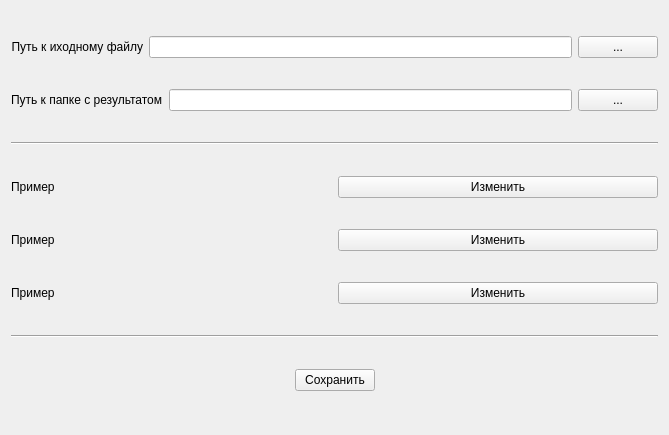
This is source/ui/windows/options.ui in pavel-cpp/tip as Qt 5 draws it before an edit. The edited form follows.
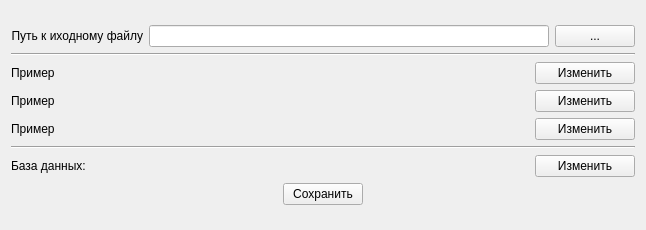
This is the edited form. Icons and pictures are not drawn.

Patch:
```diff
--- a/source/ui/windows/options.ui
+++ b/source/ui/windows/options.ui
@@ -6,8 +6,8 @@
    <rect>
     <x>0</x>
     <y>0</y>
-    <width>669</width>
-    <height>435</height>
+    <width>642</width>
+    <height>230</height>
    </rect>
   </property>
   <property name="windowTitle">
@@ -17,7 +17,35 @@
    <iconset>
     <normaloff>:/YandexDisk/Work/Заказы/(7)/Beta 1.3/icon.png</normaloff>:/YandexDisk/Work/Заказы/(7)/Beta 1.3/icon.png</iconset>
   </property>
+  <layout class="QHBoxLayout" name="horizontalLayout_6">
+   <item>
+    <spacer name="horizontalSpacer_4">
+     <property name="orientation">
+      <enum>Qt::Horizontal</enum>
+     </property>
+     <property name="sizeHint" stdset="0">
+      <size>
+       <width>62</width>
+       <height>20</height>
+      </size>
+     </property>
+    </spacer>
+   </item>
+   <item>
   <layout class="QVBoxLayout" name="verticalLayout">
+     <item>
+      <spacer name="verticalSpacer_2">
+       <property name="orientation">
+        <enum>Qt::Vertical</enum>
+       </property>
+       <property name="sizeHint" stdset="0">
+        <size>
+         <width>20</width>
+         <height>40</height>
+        </size>
+       </property>
+      </spacer>
+     </item>
    <item>
     <layout class="QHBoxLayout" name="horizontalLayout_5">
      <item>
@@ -28,7 +56,14 @@
       </widget>
      </item>
      <item>
-      <widget class="QLineEdit" name="path_from_edit"/>
+        <widget class="QLineEdit" name="path_from_edit">
+         <property name="minimumSize">
+          <size>
+           <width>400</width>
+           <height>0</height>
+          </size>
+         </property>
+        </widget>
      </item>
      <item>
       <widget class="QPushButton" name="path_from_button">
@@ -39,27 +74,6 @@
      </item>
     </layout>
    </item>
-   <item>
-    <layout class="QHBoxLayout" name="horizontalLayout_6">
-     <item>
-      <widget class="QLabel" name="path_to_text">
-       <property name="text">
-        <string>&lt;html&gt;&lt;head/&gt;&lt;body&gt;&lt;p&gt;Путь к папке с результатом&lt;/p&gt;&lt;/body&gt;&lt;/html&gt;</string>
-       </property>
-      </widget>
-     </item>
-     <item>
-      <widget class="QLineEdit" name="path_to_edit"/>
-     </item>
-     <item>
-      <widget class="QPushButton" name="path_to_button">
-       <property name="text">
-        <string>...</string>
-       </property>
-      </widget>
-     </item>
-    </layout>
-   </item>
    <item>
     <widget class="Line" name="line_3">
      <property name="orientation">
@@ -78,6 +92,12 @@
      </item>
      <item>
       <widget class="QPushButton" name="change_button_ex_1">
+         <property name="maximumSize">
+          <size>
+           <width>100</width>
+           <height>16777215</height>
+          </size>
+         </property>
        <property name="text">
         <string>Изменить</string>
        </property>
@@ -96,6 +116,12 @@
      </item>
      <item>
       <widget class="QPushButton" name="change_button_ex_2">
+         <property name="maximumSize">
+          <size>
+           <width>100</width>
+           <height>16777215</height>
+          </size>
+         </property>
        <property name="text">
         <string>Изменить</string>
        </property>
@@ -114,6 +140,12 @@
      </item>
      <item>
       <widget class="QPushButton" name="change_button_ex_3">
+         <property name="maximumSize">
+          <size>
+           <width>100</width>
+           <height>16777215</height>
+          </size>
+         </property>
        <property name="text">
         <string>Изменить</string>
        </property>
@@ -128,6 +160,30 @@
      </property>
     </widget>
    </item>
+     <item>
+      <layout class="QHBoxLayout" name="horizontalLayout_4">
+       <item>
+        <widget class="QLabel" name="database_name">
+         <property name="text">
+          <string>База данных:</string>
+         </property>
+        </widget>
+       </item>
+       <item>
+        <widget class="QPushButton" name="database_edit_button">
+         <property name="maximumSize">
+          <size>
+           <width>100</width>
+           <height>16777215</height>
+          </size>
+         </property>
+         <property name="text">
+          <string>Изменить</string>
+         </property>
+        </widget>
+       </item>
+      </layout>
+     </item>
    <item>
     <layout class="QHBoxLayout" name="horizontalLayout_7">
      <item>
@@ -165,6 +221,34 @@
      </item>
     </layout>
    </item>
+     <item>
+      <spacer name="verticalSpacer">
+       <property name="orientation">
+        <enum>Qt::Vertical</enum>
+       </property>
+       <property name="sizeHint" stdset="0">
+        <size>
+         <width>20</width>
+         <height>40</height>
+        </size>
+       </property>
+      </spacer>
+     </item>
+    </layout>
+   </item>
+   <item>
+    <spacer name="horizontalSpacer_3">
+     <property name="orientation">
+      <enum>Qt::Horizontal</enum>
+     </property>
+     <property name="sizeHint" stdset="0">
+      <size>
+       <width>61</width>
+       <height>20</height>
+      </size>
+     </property>
+    </spacer>
+   </item>
   </layout>
  </widget>
  <resources>
```
Left out of the diff: 6 changed lines with no effect on the pictures. Lines whose indentation alone changed are shown as unchanged.
